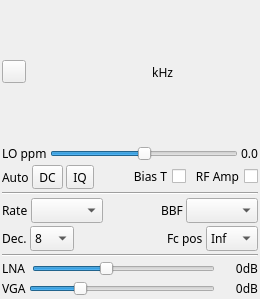
This is plugins/samplesource/hackrf/hackrfgui.ui in f4exb/sdrangel as Qt 5 draws it before an edit. The edited form follows.
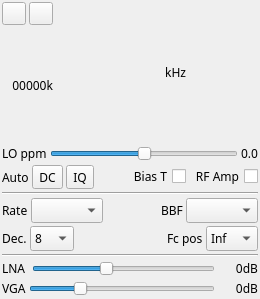
This is the edited form. Icons and pictures are not drawn. Custom widgets are drawn as their Qt base class.

Commit message: Multi device support: Aligned HackRF plugin

```diff
--- a/plugins/samplesource/hackrf/hackrfgui.ui
+++ b/plugins/samplesource/hackrf/hackrfgui.ui
@@ -41,6 +41,10 @@
    <item>
     <layout class="QHBoxLayout" name="horizontalLayout_freq">
      <item>
+       <layout class="QVBoxLayout" name="deviceUILayout">
+        <item>
+          <layout class="QHBoxLayout" name="deviceButtonsLayout">
+             <item>
       <widget class="ButtonSwitch" name="startStop">
        <property name="toolTip">
         <string>start/stop acquisition</string>
@@ -54,6 +58,41 @@
          <normalon>:/stop.png</normalon>:/play.png</iconset>
        </property>
       </widget>
+             </item>
+             <item>
+              <widget class="ButtonSwitch" name="record">
+               <property name="toolTip">
+                <string>Toggle record I/Q samples from device</string>
+               </property>
+               <property name="text">
+                <string/>
+               </property>
+               <property name="icon">
+                <iconset resource="../../../sdrbase/resources/res.qrc">
+                 <normaloff>:/record_off.png</normaloff>:/record_off.png</iconset>
+               </property>
+              </widget>
+             </item>             
+          </layout>
+        </item>
+        <item>
+         <layout class="QHBoxLayout" name="deviceRateLayout">
+             <item>
+              <widget class="QLabel" name="deviceRateText">
+               <property name="toolTip">
+                <string>I/Q sample rate kS/s</string>
+               </property>
+               <property name="text">
+                <string>00000k</string>
+               </property>
+               <property name="alignment">
+                <set>Qt::AlignRight|Qt::AlignTrailing|Qt::AlignVCenter</set>
+               </property>
+              </widget>
+             </item>         
+         </layout>
+        </item>
+       </layout>
      </item>
      <item>
       <spacer name="freqLeftSpacer">
```
Lines whose indentation alone changed are shown as unchanged. The commit also changes 2 other files.
